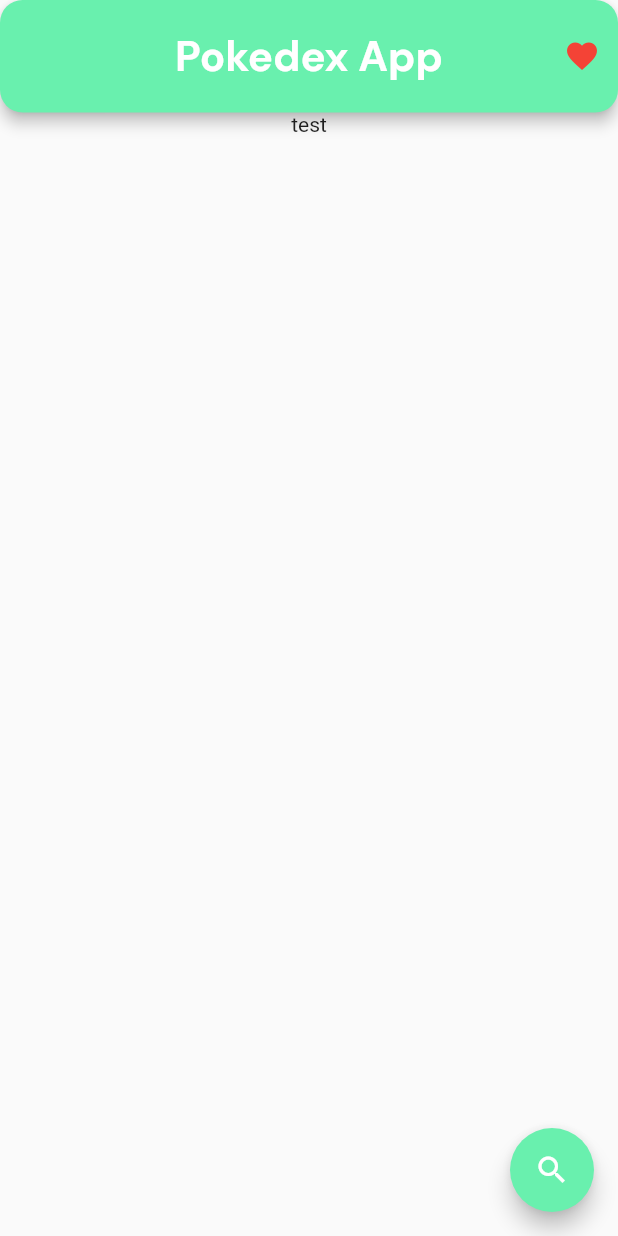
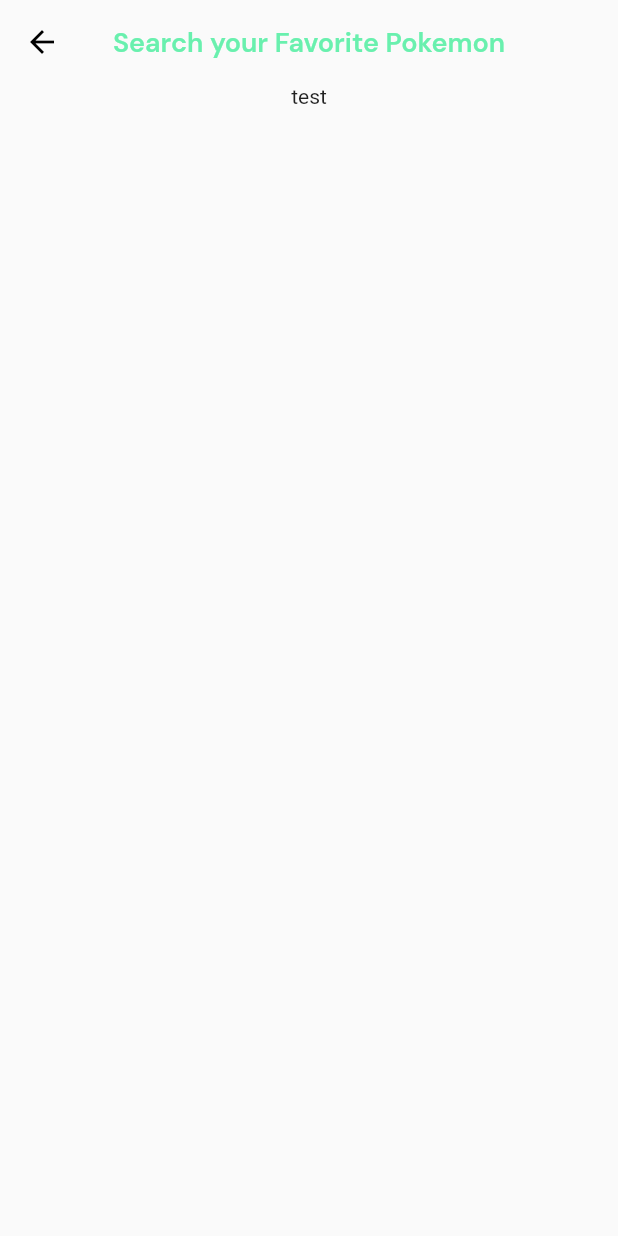
Before and after one commit to ahmadrafidev/pokedex-flutter, a Flutter app: the screen it shows after launch, after a tap on the "search" icon, on a phone screen of 412 x 824 dp. Run offline on Flutter 3.47's test engine with Material 2 defaults, Android fonts, the phone set to English and light mode, and no system bars; our stand-ins replace google_fonts.

Commit message:
feat: inisiasi search screen

```diff
--- a/lib/modules/screens/HomeScreen.dart
+++ b/lib/modules/screens/HomeScreen.dart
@@ -1,5 +1,7 @@
 import 'package:flutter/material.dart';
 import 'package:google_fonts/google_fonts.dart';
+import 'package:pokedex/modules/screens/FavoriteScreen.dart';
+import 'package:pokedex/modules/screens/SearchScreen.dart';
 
 class HomeScreen extends StatefulWidget {
   const HomeScreen({Key? key}) : super(key: key);
@@ -14,8 +16,8 @@ class _HomeScreenState extends State<HomeScreen> {
     return Scaffold(
       appBar: AppBar(
         toolbarHeight: 75,
-        shape: RoundedRectangleBorder(
-          borderRadius: BorderRadius.circular(15.0)
+        shape: const RoundedRectangleBorder(
+          borderRadius: BorderRadius.only(bottomLeft: Radius.circular(15.0), bottomRight: Radius.circular(15.0))
         ),
         title: Text(
             'Pokedex App',
@@ -28,11 +30,16 @@ class _HomeScreenState extends State<HomeScreen> {
         backgroundColor: Colors.greenAccent,
         actions: <Widget>[
           IconButton(
-            icon: Icon(
+            icon: const Icon(
               Icons.favorite,
               color: Colors.red,
             ),
-            onPressed: () {},
+            onPressed: () {
+              Navigator.push(
+                context,
+                MaterialPageRoute(builder: (context) => const FavoritScreen()),
+              );
+            },
           )
         ],
       ),
@@ -45,7 +52,12 @@ class _HomeScreenState extends State<HomeScreen> {
       ),
       floatingActionButton: FloatingActionButton(
         backgroundColor: Colors.greenAccent,
-        onPressed: (){},
+        onPressed: (){
+          Navigator.push(
+              context,
+            MaterialPageRoute(builder: (context) => const SearchScreen()),
+          );
+        },
         child: Icon(
           Icons.search_outlined,
         ),
--- /dev/null
+++ b/lib/modules/screens/SearchScreen.dart
@@ -0,0 +1,46 @@
+import 'package:flutter/material.dart';
+import 'package:google_fonts/google_fonts.dart';
+
+
+class SearchScreen extends StatefulWidget {
+  const SearchScreen({Key? key}) : super(key: key);
+
+  @override
+  State<SearchScreen> createState() => _SearchScreenState();
+}
+
+class _SearchScreenState extends State<SearchScreen> {
+  @override
+  Widget build(BuildContext context) {
+    return Scaffold(
+      appBar: AppBar(
+        title: Text(
+            "Search your Favorite Pokemon",
+          style: GoogleFonts.dmSans(
+            fontSize: 18,
+            fontWeight: FontWeight.w600,
+            color: Colors.greenAccent
+          ),
+        ),
+        centerTitle: true,
+        backgroundColor: Colors.transparent,
+        elevation: 0,
+        leading: IconButton(
+          icon: const Icon(Icons.arrow_back, color: Colors.black),
+          onPressed: (){
+            Navigator.of(context).pop();
+          },
+        ),
+      ),
+      body: SafeArea(
+        child: Center(
+          child: Column(
+            children: [
+              Text("test")
+            ],
+          ),
+        ),
+      ),
+    );
+  }
+}
```
Also changed, not shown: lib/modules/screens/FavoriteScreen.dart (added, +15 -0 lines).
